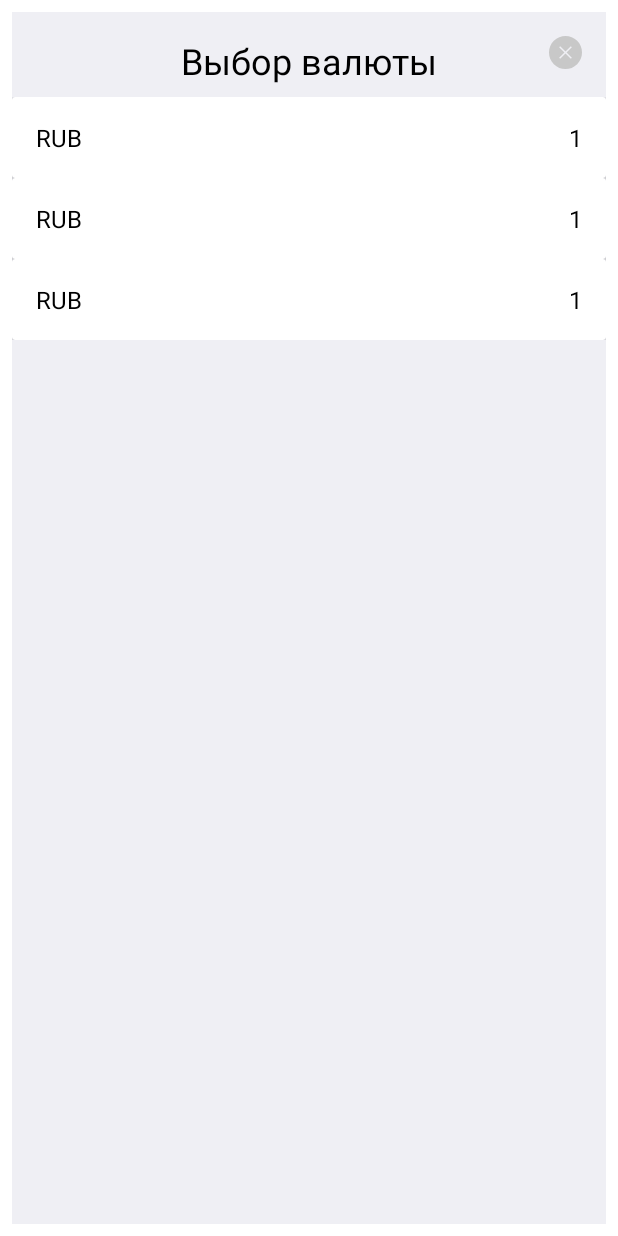
After one commit to sultanov-be/Currency-Exchanger, an Android app: the layout sheet_layout.xml on its own in the app's theme, with its tools: preview values and no code run, on a phone screen of 412 x 824 dp. The commit adds this screen. Run offline under Robolectric (Android 15) with nearby library versions, the light colour scheme and no system bars.

Commit message:
Prepared for the picker of Currency.

```diff
--- /dev/null
+++ b/app/src/main/java/com/example/currencyexchanger/adapter/CurrencyClickHandler.kt
@@ -0,0 +1,5 @@
+package com.example.currencyexchanger.adapter
+
+interface CurrencyClickHandler {
+    fun clickedCategory(currency: String)
+}
--- /dev/null
+++ b/app/src/main/res/drawable/ic_close_sheet.xml
@@ -0,0 +1,10 @@
+<vector xmlns:android="http://schemas.android.com/apk/res/android"
+    android:width="22dp"
+    android:height="22dp"
+    android:viewportWidth="22"
+    android:viewportHeight="22">
+  <path
+      android:pathData="M18.778,18.778C23.074,14.482 23.074,7.518 18.778,3.222C14.482,-1.074 7.518,-1.074 3.222,3.222C-1.074,7.518 -1.074,14.482 3.222,18.778C7.518,23.074 14.482,23.074 18.778,18.778ZM11,10.293L7.464,6.757L6.757,7.464L10.293,11L6.757,14.535L7.464,15.243L11,11.707L14.535,15.243L15.243,14.535L11.707,11L15.243,7.464L14.535,6.757L11,10.293Z"
+      android:fillColor="#C8C8C8"
+      android:fillType="evenOdd"/>
+</vector>
--- /dev/null
+++ b/app/src/main/res/layout/list_item_layout.xml
@@ -0,0 +1,35 @@
+<?xml version="1.0" encoding="utf-8"?>
+<androidx.cardview.widget.CardView xmlns:android="http://schemas.android.com/apk/res/android"
+    android:layout_width="match_parent"
+    android:layout_height="wrap_content"
+    xmlns:app="http://schemas.android.com/apk/res-auto"
+    android:elevation="8dp">
+
+    <androidx.constraintlayout.widget.ConstraintLayout
+        android:layout_width="match_parent"
+        android:layout_height="match_parent">
+
+        <TextView
+            android:id="@+id/currency_item"
+            android:layout_width="wrap_content"
+            android:layout_height="wrap_content"
+            android:textColor="@color/black"
+            android:textSize="16sp"
+            android:padding="16dp"
+            android:text="@string/sample_currency"
+            app:layout_constraintTop_toTopOf="parent"
+            app:layout_constraintStart_toStartOf="parent"/>
+
+        <TextView
+            android:id="@+id/currency_name"
+            android:layout_width="wrap_content"
+            android:layout_height="wrap_content"
+            android:textColor="@color/black"
+            android:textSize="16sp"
+            android:padding="16dp"
+            android:text="@string/sample_num"
+            app:layout_constraintTop_toTopOf="parent"
+            app:layout_constraintEnd_toEndOf="parent"/>
+
+    </androidx.constraintlayout.widget.ConstraintLayout>
+</androidx.cardview.widget.CardView>
--- /dev/null
+++ b/app/src/main/res/layout/sheet_layout.xml
@@ -0,0 +1,35 @@
+<?xml version="1.0" encoding="utf-8"?>
+<androidx.constraintlayout.widget.ConstraintLayout xmlns:android="http://schemas.android.com/apk/res/android"
+    xmlns:app="http://schemas.android.com/apk/res-auto"
+    android:layout_width="match_parent"
+    android:layout_height="match_parent"
+    xmlns:tools="http://schemas.android.com/tools"
+    android:layout_margin="8dp"
+    android:background="@color/grey">
+
+    <ImageView
+        android:id="@+id/imageView"
+        android:layout_width="wrap_content"
+        android:layout_height="wrap_content"
+        android:padding="8dp"
+        android:layout_margin="8dp"
+        app:layout_constraintEnd_toEndOf="parent"
+        app:layout_constraintTop_toTopOf="parent"
+        app:srcCompat="@drawable/ic_close_sheet"
+        android:contentDescription="@string/close" />
+
+    <TextView
+        android:id="@+id/textView"
+        android:text="@string/currency_pick"
+        app:layout_constraintEnd_toEndOf="parent"
+        app:layout_constraintStart_toStartOf="parent"
+        app:layout_constraintTop_toTopOf="parent"
+        style="@style/TitlePickerStyle" />
+
+    <androidx.recyclerview.widget.RecyclerView
+        android:id="@+id/recycler"
+        android:layout_width="match_parent"
+        android:layout_height="0dp"
+        app:layout_constraintTop_toBottomOf="@id/textView"
+        tools:listitem="@layout/list_item_layout"/>
+</androidx.constraintlayout.widget.ConstraintLayout>
--- a/app/src/main/res/values/colors.xml
+++ b/app/src/main/res/values/colors.xml
@@ -7,4 +7,5 @@
     <color name="teal_700">#FF018786</color>
     <color name="black">#FF000000</color>
     <color name="white">#FFFFFFFF</color>
+    <color name="grey">#EFEFF4</color>
 </resources>
--- a/app/src/main/res/values/strings.xml
+++ b/app/src/main/res/values/strings.xml
@@ -9,6 +9,8 @@
     <string name="sample_num">1</string>
     <string name="rub">RUB</string>
     <string name="usd">USD</string>
+    <string name="currency_pick">Выбор валюты</string>
+    <string name="close">Close</string>
     <string-array name="currency_codes">
         <item>RUB</item>
         <item>AED</item>
--- a/app/src/main/res/values/styles.xml
+++ b/app/src/main/res/values/styles.xml
@@ -27,4 +27,13 @@
         <item name="android:indeterminateTint">@color/purple_500</item>
         <item name="android:indeterminateTintMode">src_atop</item>
     </style>
+
+    <style name="TitlePickerStyle">
+        <item name="android:layout_width">wrap_content</item>
+        <item name="android:layout_height">wrap_content</item>
+        <item name="android:textColor">@color/black</item>
+        <item name="android:textSize">24sp</item>
+        <item name="android:layout_margin">8dp</item>
+        <item name="android:padding">8dp</item>
+    </style>
 </resources>
```
Also changed, not shown: app/src/main/java/com/example/currencyexchanger/adapter/SheetAdapter.kt (added, +42 -0 lines), app/src/main/java/com/example/currencyexchanger/presentation/MainFragment.kt (+37 -4 lines).
